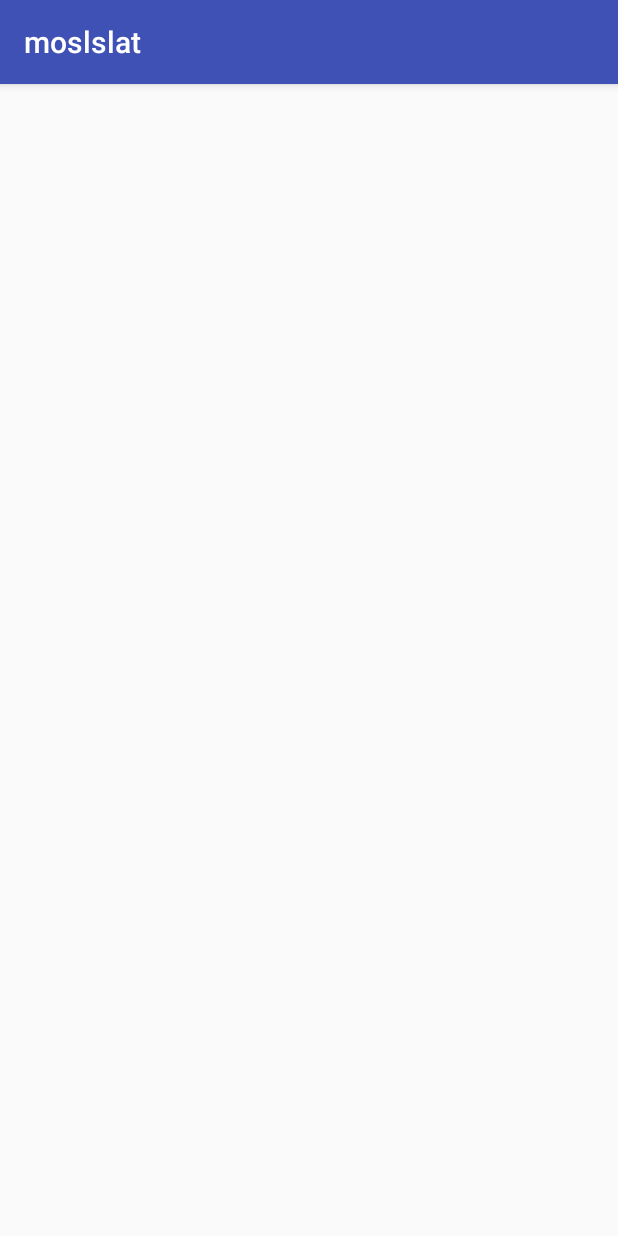
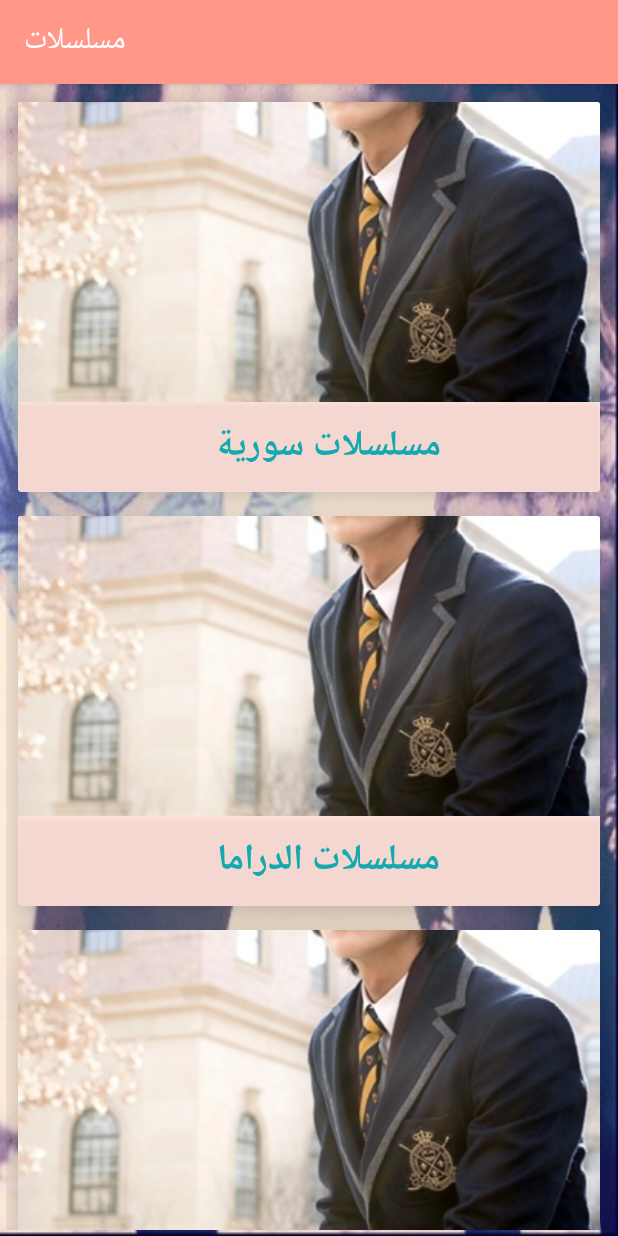
Before and after one commit to rimashsh/moslslat, an Android app: the MainActivity screen opened directly, with no data from a screen before it, on a phone screen of 412 x 824 dp. Run offline under Robolectric (Android 15) with nearby library versions, the phone set to English and light mode, and no system bars.

Commit message:
New Update 14/10 10:45Am

```diff
--- a/app/build.gradle
+++ b/app/build.gradle
@@ -25,5 +25,9 @@ dependencies {
         exclude group: 'com.android.support', module: 'support-annotations'
     })
     compile 'com.android.support:appcompat-v7:24.0.0'
+    compile 'com.android.support:cardview-v7:24.0.0'
+    compile 'com.android.support:recyclerview-v7:24.0.0'
+    compile 'com.android.support:design:24.0.0'
     testCompile 'junit:junit:4.12'
+    compile 'com.android.support.constraint:constraint-layout:1.0.0-alpha3'
 }
--- /dev/null
+++ b/app/src/main/java/af/apps/android/moslslat/AdaptersClass/MainAdapter.java
@@ -0,0 +1,69 @@
+package af.apps.android.moslslat.AdaptersClass;
+
+import android.content.Context;
+import android.media.Image;
+import android.support.v7.widget.RecyclerView;
+import android.view.LayoutInflater;
+import android.view.View;
+import android.view.ViewGroup;
+import android.widget.ImageView;
+import android.widget.LinearLayout;
+import android.widget.TextView;
+
+import af.apps.android.moslslat.ImageRes;
+import af.apps.android.moslslat.R;
+
+/**
+ * Created by X201 on 10/11/2016.
+ */
+
+  public class MainAdapter extends RecyclerView.Adapter<MainAdapter.ViewHolder> {
+
+    Context context;
+    ImageRes ir;
+    Integer images[];
+    String plcaenmaeRes[];
+
+    public MainAdapter(Context icontext) {
+        this.context=icontext;
+    }
+
+    public class ViewHolder extends RecyclerView.ViewHolder {//Variables mainadapter.xml
+
+        LinearLayout mainholdre;
+        ImageView imageView;//placeimage
+        LinearLayout placenameholder;
+        TextView textView;//placename
+
+
+        public ViewHolder(View itemView) {
+            super(itemView);
+            ir = new ImageRes();
+            images = ir.imagemainres;//get from ImageRes Class-> imagemainres Array
+            mainholdre = (LinearLayout)itemView.findViewById(R.id.mainholdre);
+            imageView = (ImageView) itemView.findViewById(R.id.placeImage);
+            placenameholder = (LinearLayout)itemView.findViewById(R.id.placeNameHolder);
+            textView = (TextView)itemView.findViewById(R.id.placeName);
+            //get from res/value/strings.xml->string-array(mainstring)
+            plcaenmaeRes = itemView.getResources().getStringArray(R.array.mainstring);
+        }
+    }//End Holder
+
+    @Override
+    public ViewHolder onCreateViewHolder(ViewGroup parent, int viewType) {//Get Layout Xml
+        View v = LayoutInflater.from(parent.getContext()).inflate(R.layout.mainadapter_activity,parent,false);
+        return new ViewHolder(v);
+    }//End ViewHolder
+
+    @Override
+    public void onBindViewHolder(ViewHolder holder, int position) {
+    holder.textView.setText(plcaenmaeRes[position]);
+    holder.imageView.setImageResource(images[position]);
+    }
+
+    @Override
+    public int getItemCount() {
+        ImageRes gic = new ImageRes();
+        return gic.imagemainres.length;
+    }
+}
--- /dev/null
+++ b/app/src/main/java/af/apps/android/moslslat/ImageRes.java
@@ -0,0 +1,10 @@
+package af.apps.android.moslslat;
+
+/**
+ * Created by X201 on 10/14/2016.
+ */
+
+public class ImageRes {//Storage All Image Array
+    public Integer imagemainres[] = {R.drawable.image,R.drawable.image,R.drawable.image
+            ,R.drawable.image,R.drawable.image,R.drawable.image};//MainAdapter.java
+}
--- a/app/src/main/java/af/apps/android/moslslat/MainActivity.java
+++ b/app/src/main/java/af/apps/android/moslslat/MainActivity.java
@@ -2,12 +2,24 @@ package af.apps.android.moslslat;
 
 import android.support.v7.app.AppCompatActivity;
 import android.os.Bundle;
+import android.support.v7.widget.RecyclerView;
+import android.support.v7.widget.StaggeredGridLayoutManager;
+
+import af.apps.android.moslslat.AdaptersClass.MainAdapter;
 
 public class MainActivity extends AppCompatActivity {
 
+    public StaggeredGridLayoutManager staggeredGridLayoutManager;
+    public MainAdapter adapter;
+    public RecyclerView recyclerView;
     @Override
     protected void onCreate(Bundle savedInstanceState) {
         super.onCreate(savedInstanceState);
         setContentView(R.layout.activity_main);
+        recyclerView = (RecyclerView)findViewById(R.id.recyclerview1);
+        staggeredGridLayoutManager = new StaggeredGridLayoutManager(1,StaggeredGridLayoutManager.VERTICAL);
+        recyclerView.setLayoutManager(staggeredGridLayoutManager);
+        adapter = new MainAdapter(this);
+        recyclerView.setAdapter(adapter);
     }
 }
--- a/app/src/main/res/layout/activity_main.xml
+++ b/app/src/main/res/layout/activity_main.xml
@@ -4,10 +4,17 @@
     android:id="@+id/activity_main"
     android:layout_width="match_parent"
     android:layout_height="match_parent"
-    android:paddingBottom="@dimen/activity_vertical_margin"
-    android:paddingLeft="@dimen/activity_horizontal_margin"
-    android:paddingRight="@dimen/activity_horizontal_margin"
-    android:paddingTop="@dimen/activity_vertical_margin"
+    android:background="@drawable/backgroindmain"
+
     tools:context="af.apps.android.moslslat.MainActivity">
 
+    <android.support.v7.widget.RecyclerView
+        android:layout_width="match_parent"
+        android:layout_height="match_parent"
+        android:id="@+id/recyclerview1"
+        android:padding="4dp"
+        android:layout_alignParentTop="true"
+        android:layout_alignParentLeft="true"
+        android:layout_alignParentStart="true" />
+
 </RelativeLayout>
--- /dev/null
+++ b/app/src/main/res/layout/mainadapter_activity.xml
@@ -0,0 +1,67 @@
+<?xml version="1.0" encoding="utf-8"?>
+
+<android.support.v7.widget.CardView
+    xmlns:android="http://schemas.android.com/apk/res/android"
+    xmlns:card_view="http://schemas.android.com/apk/res-auto"
+    xmlns:tools="http://schemas.android.com/tools"
+    android:id="@+id/placeCard"
+    android:layout_width="fill_parent"
+    android:layout_height="wrap_content"
+    android:layout_margin="8dp"
+    android:elevation="12dp"
+    android:background="@color/colorPrimaryDark"
+    card_view:cardCornerRadius="2dp"
+    card_view:cardElevation="18dp"
+    android:clickable="true"
+    android:focusable="true"
+    android:focusableInTouchMode="true"
+    tools:ignore="UnusedAttribute">
+
+
+    <LinearLayout
+        android:id="@+id/mainholdre"
+        android:orientation="vertical"
+        android:layout_width="match_parent"
+        android:layout_height="match_parent"
+        android:clickable="false"
+        tools:ignore="UselessParent">
+
+        <ImageView
+            android:id="@+id/placeImage"
+            android:layout_width="match_parent"
+            android:layout_height="200dp"
+            android:scaleType="centerCrop"
+            tools:ignore="ContentDescription,InefficientWeight"
+            android:layout_weight="0.5" />
+
+        <LinearLayout
+            android:id="@+id/placeNameHolder"
+            android:layout_width="match_parent"
+            android:layout_gravity="bottom"
+            android:elevation="2dp"
+            android:orientation="horizontal"
+            android:layout_height="60dp"
+            android:background="@color/linearBar">
+
+
+            <TextView
+                android:id="@+id/placeName"
+                android:layout_width="wrap_content"
+                android:layout_height="wrap_content"
+                android:gravity="center_horizontal"
+                android:textAppearance="?android:attr/textAppearanceLarge"
+                android:textColor="#13aaaf"
+                android:textStyle="bold"
+                android:textSize="24dp"
+                android:layout_gravity="left|center_vertical"
+                android:layout_alignParentTop="true"
+                android:layout_alignParentRight="true"
+                android:layout_alignParentEnd="true"
+                android:layout_weight="0.5"
+                android:layout_marginLeft="25dp"
+                tools:ignore="InefficientWeight,ObsoleteLayoutParam,RtlHardcoded,SpUsage" />
+        </LinearLayout>
+    </LinearLayout>
+
+
+</android.support.v7.widget.CardView>
--- a/app/src/main/res/values/colors.xml
+++ b/app/src/main/res/values/colors.xml
@@ -1,7 +1,7 @@
 <?xml version="1.0" encoding="utf-8"?>
 <resources>
-    <color name="colorPrimary">#3F51B5</color>
-    <color name="colorPrimaryDark">#303F9F</color>
+    <color name="colorPrimary">#FF9888</color>
+    <color name="colorPrimaryDark">#ff6872</color>
     <color name="colorAccent">#ffffff</color>
-
+    <color name="linearBar">#4aff9888</color>
 </resources>
--- a/app/src/main/res/values/strings.xml
+++ b/app/src/main/res/values/strings.xml
@@ -1,3 +1,11 @@
 <resources>
-    <string name="app_name">moslslat</string>
+    <string name="app_name">مسلسلات</string>
+    <string-array name="mainstring">
+        <item>مسلسلات سورية</item>
+        <item>مسلسلات الدراما</item>
+        <item>مسلسلات كوميديا</item>
+        <item>مسلسلات دراما كلاسيكية</item>
+        <item>مسلسلات مصرية</item>
+        <item>مسلسلات سورية كلاسيكية</item>
+    </string-array>
 </resources>
```
Also changed, not shown: app/src/main/res/drawable/backgroindmain.jpg (added), app/src/main/res/drawable/image.jpg (added).
